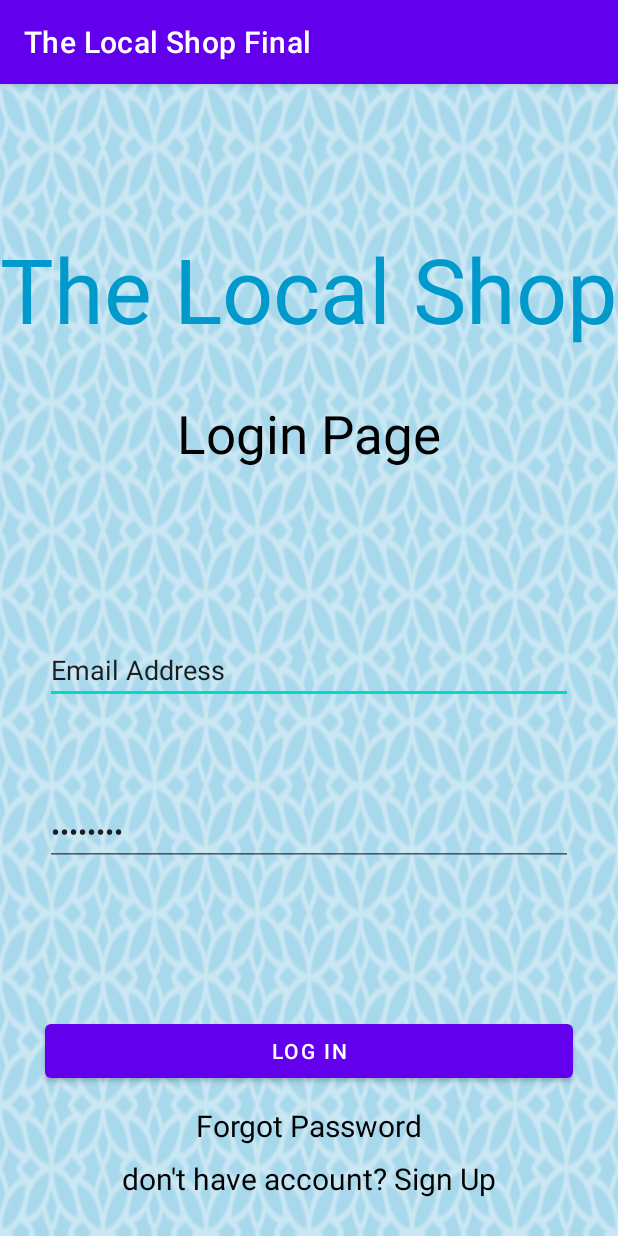
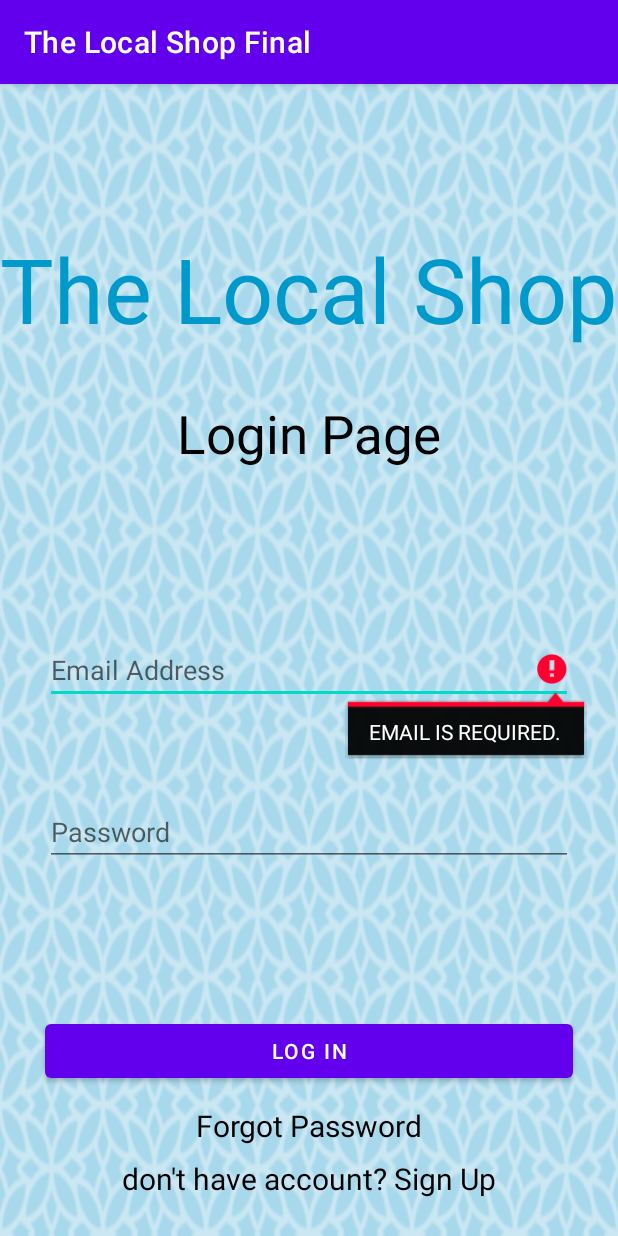
Before and after one commit to chelsi-001011/the-local-shop, an Android app: the Login screen opened directly, with no data from a screen before it, after a tap on "LOG IN", on a phone screen of 412 x 824 dp. Run offline under Robolectric (Android 15) with nearby library versions, the phone set to English and light mode, and no system bars; our stand-ins replace Firebase (no records; nobody signed in at launch, a user with empty details on screens opened directly); Roboto replaces fonts that are not available here.

Commit message:
'updated'

```diff
--- a/app/src/main/res/layout/activity_login.xml
+++ b/app/src/main/res/layout/activity_login.xml
@@ -41,7 +41,7 @@
         android:layout_height="wrap_content"
         android:ems="10"
         android:inputType="textEmailAddress"
-        android:text="Email Address"
+        android:hint="Email Address"
         android:layout_margin="30dp"
         app:layout_constraintBottom_toBottomOf="parent"
         app:layout_constraintEnd_toEndOf="parent"
@@ -56,7 +56,7 @@
         android:ems="10"
         android:inputType="textPassword"
         android:layout_margin="30dp"
-        android:text="Password"
+        android:hint="Password"
         app:layout_constraintBottom_toBottomOf="parent"
         app:layout_constraintEnd_toEndOf="parent"
         app:layout_constraintStart_toStartOf="parent"
```
Also changed, not shown: app/src/main/res/layout/activity_register__customer.xml (+3 -4 lines), app/src/main/res/layout/activity_register__store.xml (+3 -4 lines).
